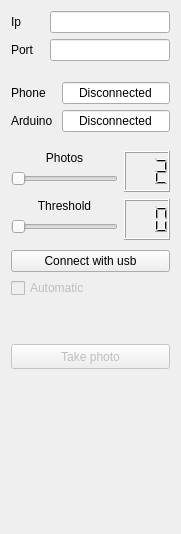
This is controlPanel/controlpanel.ui in romson25/ScannerPC as Qt 5 draws it before an edit. The edited form follows.
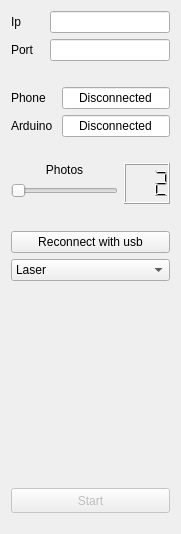
This is the edited form.

```diff
--- a/controlPanel/controlpanel.ui
+++ b/controlPanel/controlpanel.ui
@@ -101,23 +101,23 @@
      </item>
     </layout>
    </item>
-   <item row="9" column="0">
-    <spacer name="verticalSpacer_5">
-     <property name="orientation">
-      <enum>Qt::Vertical</enum>
-     </property>
-     <property name="sizeType">
-      <enum>QSizePolicy::Preferred</enum>
-     </property>
-     <property name="sizeHint" stdset="0">
-      <size>
-       <width>20</width>
-       <height>40</height>
-      </size>
-     </property>
-    </spacer>
-   </item>
    <item row="10" column="0">
+    <spacer name="verticalSpacer_5">
+     <property name="orientation">
+      <enum>Qt::Vertical</enum>
+     </property>
+     <property name="sizeType">
+      <enum>QSizePolicy::Expanding</enum>
+     </property>
+     <property name="sizeHint" stdset="0">
+      <size>
+       <width>20</width>
+       <height>40</height>
+      </size>
+     </property>
+    </spacer>
+   </item>
+   <item row="11" column="0">
     <layout class="QGridLayout" name="startAndStop">
      <item row="0" column="0">
       <widget class="QPushButton" name="start_stop">
@@ -143,7 +143,7 @@
         </size>
        </property>
        <property name="text">
-        <string>Take photo</string>
+        <string>Start</string>
        </property>
       </widget>
      </item>
@@ -160,62 +160,13 @@
      <property name="sizeHint" stdset="0">
       <size>
        <width>20</width>
-       <height>15</height>
+       <height>20</height>
       </size>
      </property>
     </spacer>
    </item>
    <item row="6" column="0">
-    <layout class="QGridLayout" name="thresholdLayout">
-     <item row="0" column="0">
-      <widget class="QLabel" name="thresholdLabel">
-       <property name="sizePolicy">
-        <sizepolicy hsizetype="Preferred" vsizetype="Fixed">
-         <horstretch>0</horstretch>
-         <verstretch>0</verstretch>
-        </sizepolicy>
-       </property>
-       <property name="text">
-        <string>Threshold</string>
-       </property>
-       <property name="alignment">
-        <set>Qt::AlignCenter</set>
-       </property>
-      </widget>
-     </item>
-     <item row="0" column="2" rowspan="3">
-      <widget class="QLCDNumber" name="thresholdLCD">
-       <property name="sizePolicy">
-        <sizepolicy hsizetype="Fixed" vsizetype="Preferred">
-         <horstretch>0</horstretch>
-         <verstretch>0</verstretch>
-        </sizepolicy>
-       </property>
-       <property name="digitCount">
-        <number>3</number>
-       </property>
-      </widget>
-     </item>
-     <item row="1" column="0">
-      <widget class="QSlider" name="thresholdSlider">
-       <property name="enabled">
-        <bool>false</bool>
-       </property>
-       <property name="sizePolicy">
-        <sizepolicy hsizetype="Preferred" vsizetype="Fixed">
-         <horstretch>0</horstretch>
-         <verstretch>0</verstretch>
-        </sizepolicy>
-       </property>
-       <property name="maximum">
-        <number>255</number>
-       </property>
-       <property name="orientation">
-        <enum>Qt::Horizontal</enum>
-       </property>
-      </widget>
-     </item>
-    </layout>
+    <layout class="QGridLayout" name="thresholdLayout"/>
    </item>
    <item row="7" column="0">
     <spacer name="verticalSpacer_4">
@@ -228,32 +179,13 @@
      <property name="sizeHint" stdset="0">
       <size>
        <width>20</width>
-       <height>4</height>
+       <height>20</height>
       </size>
      </property>
     </spacer>
    </item>
    <item row="8" column="0">
     <layout class="QGridLayout" name="other">
-     <item row="1" column="0">
-      <widget class="QCheckBox" name="automaticMode">
-       <property name="enabled">
-        <bool>false</bool>
-       </property>
-       <property name="sizePolicy">
-        <sizepolicy hsizetype="Preferred" vsizetype="Fixed">
-         <horstretch>0</horstretch>
-         <verstretch>0</verstretch>
-        </sizepolicy>
-       </property>
-       <property name="layoutDirection">
-        <enum>Qt::LeftToRight</enum>
-       </property>
-       <property name="text">
-        <string>Automatic</string>
-       </property>
-      </widget>
-     </item>
      <item row="0" column="0">
       <widget class="QPushButton" name="connectWithUsb">
        <property name="sizePolicy">
@@ -263,7 +195,7 @@
         </sizepolicy>
        </property>
        <property name="text">
-        <string>Connect with usb</string>
+        <string>Reconnect with usb</string>
        </property>
       </widget>
      </item>
@@ -351,7 +283,7 @@
      <property name="sizeHint" stdset="0">
       <size>
        <width>20</width>
-       <height>13</height>
+       <height>20</height>
       </size>
      </property>
     </spacer>
@@ -417,19 +349,36 @@
      </item>
     </layout>
    </item>
-   <item row="11" column="0">
+   <item row="12" column="0">
     <spacer name="verticalSpacer_6">
      <property name="orientation">
       <enum>Qt::Vertical</enum>
      </property>
+     <property name="sizeType">
+      <enum>QSizePolicy::Preferred</enum>
+     </property>
      <property name="sizeHint" stdset="0">
       <size>
        <width>20</width>
-       <height>40</height>
+       <height>10</height>
       </size>
      </property>
     </spacer>
    </item>
+   <item row="9" column="0">
+    <widget class="QComboBox" name="scanningMethod">
+     <item>
+      <property name="text">
+       <string>Laser</string>
+      </property>
+     </item>
+     <item>
+      <property name="text">
+       <string>Photogrammetry</string>
+      </property>
+     </item>
+    </widget>
+   </item>
   </layout>
  </widget>
  <resources/>
```
Left out of the diff: 2 changed lines with no effect on the pictures.
